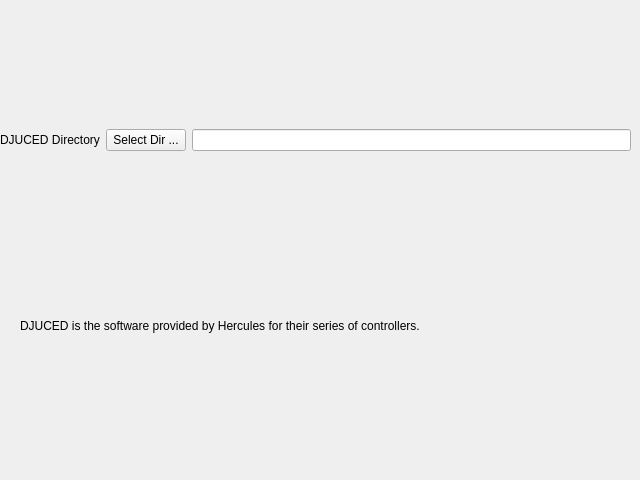
This is nowplaying/resources/inputs_djuced_ui.ui in whatsnowplaying/whats-now-playing as Qt 5 draws it before an edit. The edited form follows.
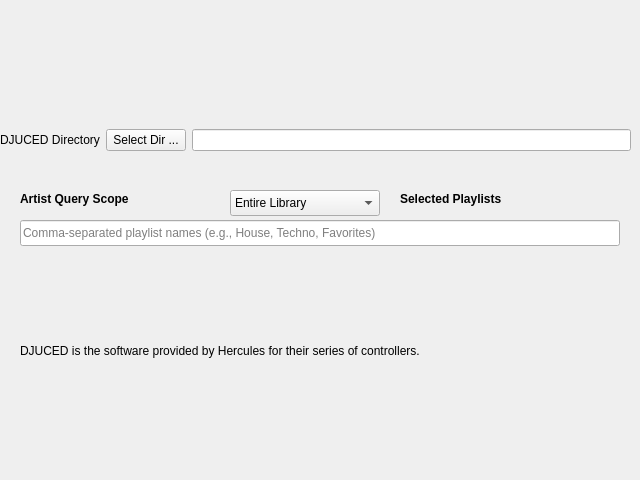
This is the edited form.

The edit to the form file:
```diff
--- a/nowplaying/resources/inputs_djuced_ui.ui
+++ b/nowplaying/resources/inputs_djuced_ui.ui
@@ -42,13 +42,82 @@
     </item>
    </layout>
   </widget>
+  <widget class="QLabel" name="artist_query_label">
+   <property name="geometry">
+    <rect>
+     <x>20</x>
+     <y>190</y>
+     <width>200</width>
+     <height>18</height>
+    </rect>
+   </property>
+   <property name="font">
+    <font>
+     <bold>true</bold>
+    </font>
+   </property>
+   <property name="text">
+    <string>Artist Query Scope</string>
+   </property>
+  </widget>
+  <widget class="QComboBox" name="djuced_artist_scope_combo">
+   <property name="geometry">
+    <rect>
+     <x>230</x>
+     <y>190</y>
+     <width>150</width>
+     <height>26</height>
+    </rect>
+   </property>
+   <item>
+    <property name="text">
+     <string>Entire Library</string>
+    </property>
+   </item>
+   <item>
+    <property name="text">
+     <string>Selected Playlists</string>
+    </property>
+   </item>
+  </widget>
+  <widget class="QLabel" name="playlists_label">
+   <property name="geometry">
+    <rect>
+     <x>400</x>
+     <y>190</y>
+     <width>200</width>
+     <height>18</height>
+    </rect>
+   </property>
+   <property name="font">
+    <font>
+     <bold>true</bold>
+    </font>
+   </property>
+   <property name="text">
+    <string>Selected Playlists</string>
+   </property>
+  </widget>
+  <widget class="QLineEdit" name="djuced_playlists_lineedit">
+   <property name="geometry">
+    <rect>
+     <x>20</x>
+     <y>220</y>
+     <width>600</width>
+     <height>26</height>
+    </rect>
+   </property>
+   <property name="placeholderText">
+    <string>Comma-separated playlist names (e.g., House, Techno, Favorites)</string>
+   </property>
+  </widget>
   <widget class="QLabel" name="help_label">
    <property name="geometry">
     <rect>
      <x>20</x>
-     <y>210</y>
+     <y>260</y>
      <width>601</width>
-     <height>231</height>
+     <height>181</height>
     </rect>
    </property>
    <property name="text">
```
